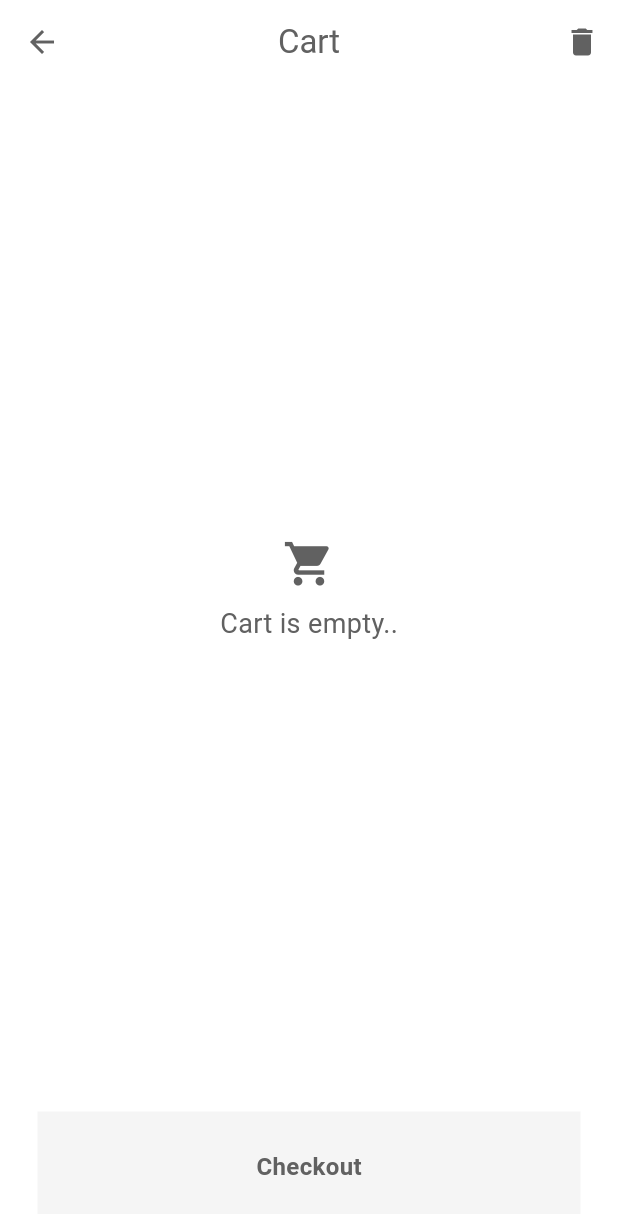
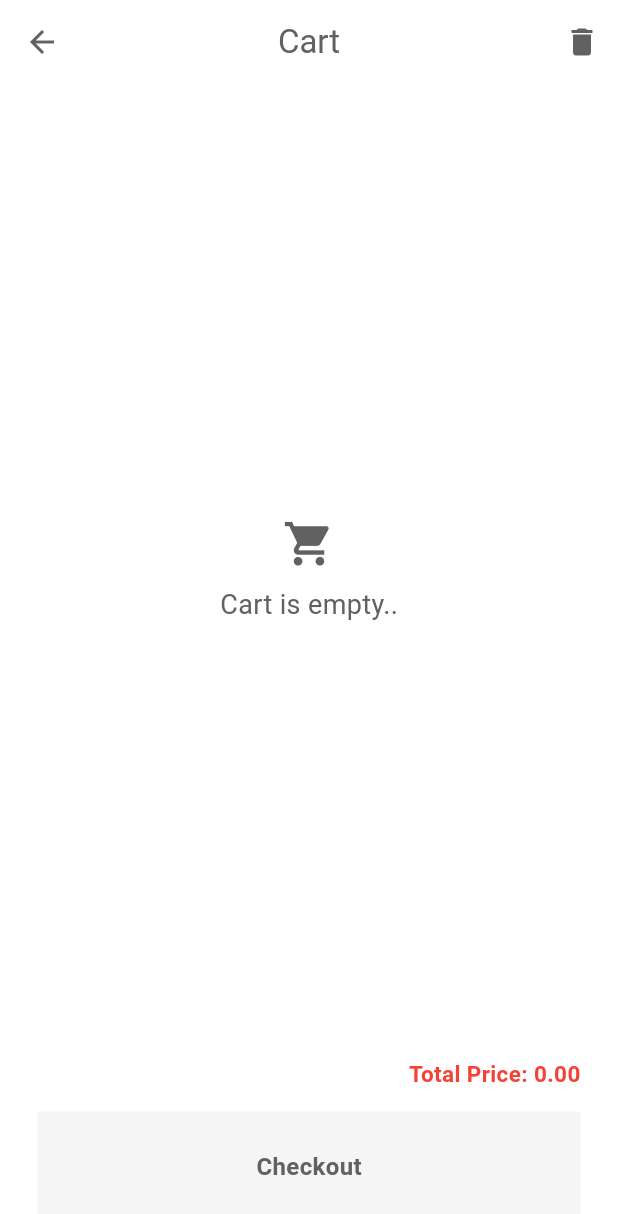
Before and after one commit to phamhuuloc219/food_delivery_app, a Flutter app: the screen it shows once a user with an empty profile is signed in, scrolled down 340 dp, after a tap on the "shopping cart" icon, on a phone screen of 412 x 824 dp. Shown: the top 1214 px of the screen. Run offline on Flutter 3.47's test engine with Material 3 defaults, Android fonts, the phone set to English and light mode, and no system bars; our stand-ins replace cloud_firestore, firebase_auth, firebase_core, flutter_credit_card, get, lottie; missing offline and left inert: randomstring_dart; accounts and stored records are empty; generated files the repository leaves out were written again; network calls fail.

Commit message:
finish project

```diff
--- a/lib/components/my_cart_title.dart
+++ b/lib/components/my_cart_title.dart
@@ -116,7 +116,7 @@ class MyCartTitle extends StatelessWidget {
                     )
                     .toList(),
               ),
-            )
+            ),
           ],
         ),
       ),
--- a/lib/components/my_drawer.dart
+++ b/lib/components/my_drawer.dart
@@ -1,10 +1,12 @@
 import 'package:firebase_auth/firebase_auth.dart';
 import 'package:flutter/material.dart';
 import 'package:food_delivery_app/components/my_drawer_title.dart';
+import 'package:food_delivery_app/models/restaurant.dart';
 import 'package:food_delivery_app/pages/about_us.dart';
 import 'package:food_delivery_app/pages/settings_page.dart';
 import 'package:food_delivery_app/services/auth/auth_service.dart';
 import 'package:food_delivery_app/services/auth/login_or_register.dart';
+import 'package:provider/provider.dart';
 
 class MyDrawer extends StatefulWidget {
   const MyDrawer({super.key});
@@ -100,6 +102,7 @@ class _MyDrawerState extends State<MyDrawer> {
           MyDrawerTitle(
               ontap: () {
                 logOut();
+                context.read<Restaurant>().clearCart();
                 Navigator.pop(context);
                 Navigator.push(context, MaterialPageRoute(builder: (context) => LoginOrRegister(),));
               },
--- a/lib/components/my_sliver_app_bar.dart
+++ b/lib/components/my_sliver_app_bar.dart
@@ -15,7 +15,6 @@ class MySliverAppBar extends StatelessWidget {
       floating: false,
       pinned: true,
       actions: [
-        // cart button
         IconButton(
             onPressed: () {
               // go to cart page
--- a/lib/pages/cart_page.dart
+++ b/lib/pages/cart_page.dart
@@ -161,6 +161,16 @@ class _CartPageState extends State<CartPage> {
                   ],
                 ),
               ),
+
+              Padding(
+                padding: EdgeInsets.only(right: 25, bottom:5),
+                child: Row(
+                  mainAxisAlignment: MainAxisAlignment.end,
+                  children: [
+                    Text("Total Price: ${restaurant.getTotalPrice().toStringAsFixed(2)}", style: TextStyle(color: Colors.red, fontWeight: FontWeight.bold, fontSize: 15)),
+                  ],
+                ),
+              ),
               //Button to pay
               Padding(
                 padding: const EdgeInsets.only(top: 10),
--- a/lib/pages/login_page.dart
+++ b/lib/pages/login_page.dart
@@ -82,7 +82,7 @@ class _LoginPageState extends State<LoginPage> {
     return Scaffold(
       backgroundColor: Theme.of(context).colorScheme.background,
       body: Padding(
-        padding: const EdgeInsets.only(top: 30.0),
+        padding: const EdgeInsets.only(top: 50.0),
         child: SingleChildScrollView(
           child: Column(
             crossAxisAlignment: CrossAxisAlignment.stretch,
```
Also changed, not shown: lib/pages/food_page.dart (+0 -8 lines).
